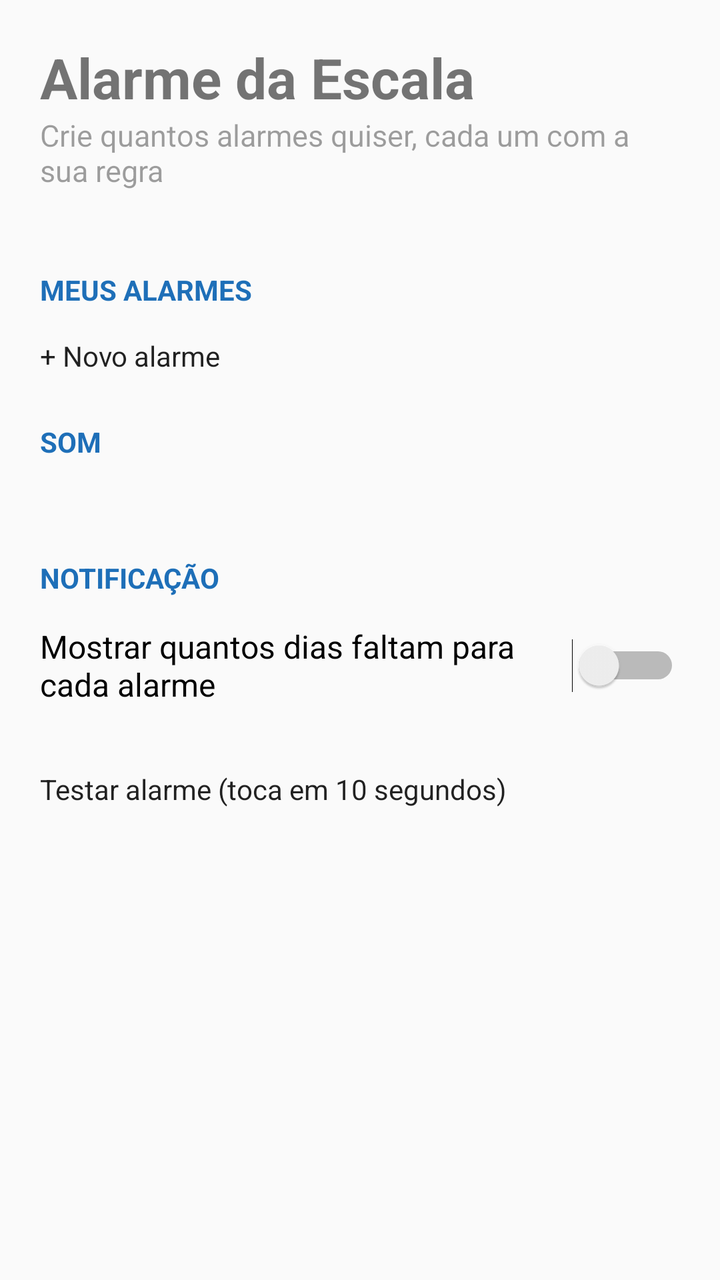
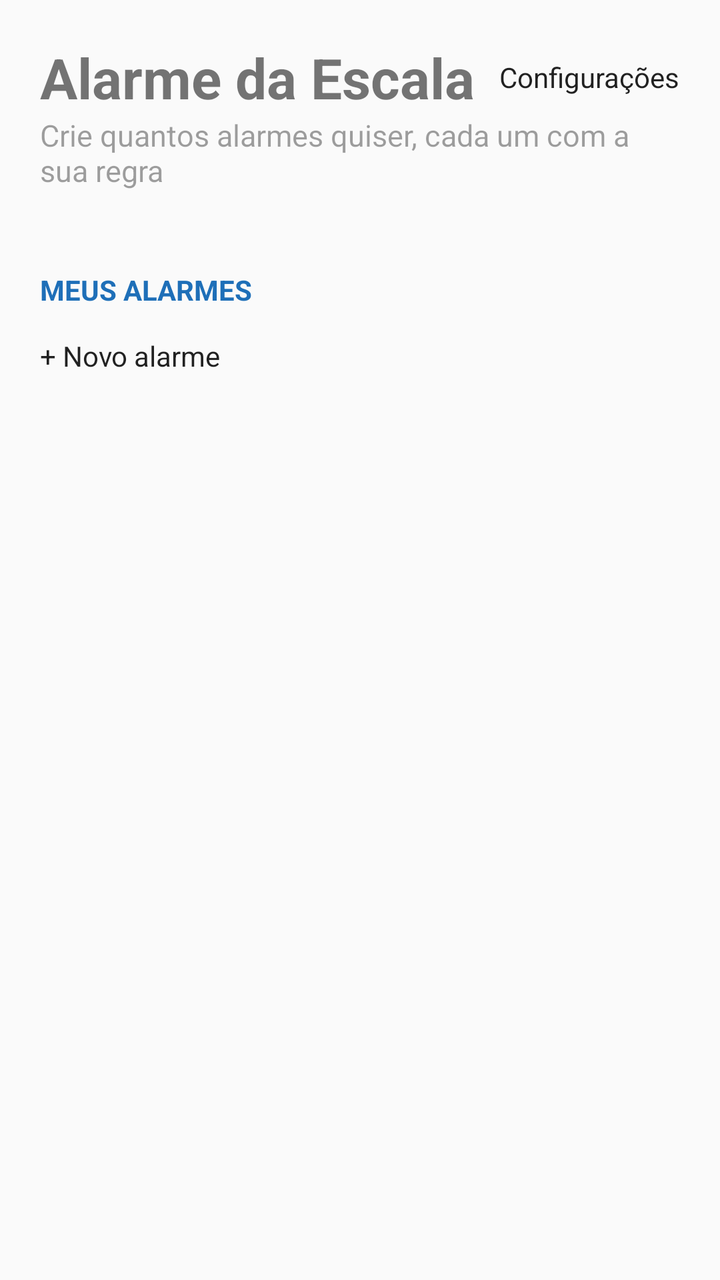

An Android layout rendered at two revisions. The XML below is the earlier revision; the diff shows what the commit changed to produce the second picture.
<!-- AndroidManifest.xml: application theme Tema -->
<!-- res/layout/activity_main.xml -->
<?xml version="1.0" encoding="utf-8"?>
<ScrollView xmlns:android="http://schemas.android.com/apk/res/android"
    android:layout_width="match_parent"
    android:layout_height="match_parent"
    android:fitsSystemWindows="true">

    <LinearLayout
        android:layout_width="match_parent"
        android:layout_height="wrap_content"
        android:orientation="vertical"
        android:padding="20dp">

        <TextView
            android:layout_width="wrap_content"
            android:layout_height="wrap_content"
            android:text="@string/app_name"
            android:textSize="28sp"
            android:textStyle="bold" />

        <TextView
            android:layout_width="wrap_content"
            android:layout_height="wrap_content"
            android:layout_marginBottom="16dp"
            android:alpha="0.7"
            android:text="Crie quantos alarmes quiser, cada um com a sua regra"
            android:textSize="15sp" />

        <LinearLayout
            android:id="@+id/avisos"
            android:layout_width="match_parent"
            android:layout_height="wrap_content"
            android:orientation="vertical" />

        <TextView
            style="@style/Titulo"
            android:text="Meus alarmes" />

        <LinearLayout
            android:id="@+id/lista"
            android:layout_width="match_parent"
            android:layout_height="wrap_content"
            android:orientation="vertical" />

        <Button
            android:id="@+id/btnNovo"
            android:layout_width="match_parent"
            android:layout_height="wrap_content"
            android:layout_marginTop="8dp"
            android:text="+ Novo alarme" />

        <TextView
            style="@style/Titulo"
            android:text="Som" />

        <Button
            android:id="@+id/btnSom"
            android:layout_width="match_parent"
            android:layout_height="wrap_content"
            android:gravity="start|center_vertical" />

        <TextView
            style="@style/Titulo"
            android:text="Notificação" />

        <Switch
            android:id="@+id/swContagem"
            android:layout_width="match_parent"
            android:layout_height="wrap_content"
            android:paddingVertical="8dp"
            android:text="Mostrar quantos dias faltam para cada alarme"
            android:textSize="16sp" />

        <Button
            android:id="@+id/btnTestar"
            android:layout_width="match_parent"
            android:layout_height="wrap_content"
            android:layout_marginTop="24dp"
            android:text="Testar alarme (toca em 10 segundos)" />
    </LinearLayout>
</ScrollView>
<!-- resources referenced by this layout -->
<resources>
  <string name="app_name">Alarme da Escala</string>
  <style name="Titulo">
          <item name="android:layout_width">wrap_content</item>
          <item name="android:layout_height">wrap_content</item>
          <item name="android:layout_marginTop">24dp</item>
          <item name="android:layout_marginBottom">6dp</item>
          <item name="android:textSize">14sp</item>
          <item name="android:textStyle">bold</item>
          <item name="android:textAllCaps">true</item>
          <item name="android:textColor">#1E6FB8</item>
      </style>
  <style name="Tema" parent="android:Theme.Material.Light.NoActionBar">
          <item name="android:colorPrimary">#1E6FB8</item>
          <item name="android:colorAccent">#1E6FB8</item>
          <item name="android:statusBarColor">#1E6FB8</item>
      </style>
</resources>

<!-- the commit's change to res/layout/activity_main.xml (unified diff, before → after) -->
@@ -10,12 +10,26 @@
         android:orientation="vertical"
         android:padding="20dp">
 
-        <TextView
-            android:layout_width="wrap_content"
+        <LinearLayout
+            android:layout_width="match_parent"
             android:layout_height="wrap_content"
-            android:text="@string/app_name"
-            android:textSize="28sp"
-            android:textStyle="bold" />
+            android:gravity="center_vertical"
+            android:orientation="horizontal">
+
+            <TextView
+                android:layout_width="0dp"
+                android:layout_height="wrap_content"
+                android:layout_weight="1"
+                android:text="@string/app_name"
+                android:textSize="28sp"
+                android:textStyle="bold" />
+
+            <Button
+                android:id="@+id/btnConfig"
+                android:layout_width="wrap_content"
+                android:layout_height="wrap_content"
+                android:text="Configurações" />
+        </LinearLayout>
 
         <TextView
             android:layout_width="wrap_content"
@@ -47,34 +61,5 @@
             android:layout_height="wrap_content"
             android:layout_marginTop="8dp"
             android:text="+ Novo alarme" />
-
-        <TextView
-            style="@style/Titulo"
-            android:text="Som" />
-
-        <Button
-            android:id="@+id/btnSom"
-            android:layout_width="match_parent"
-            android:layout_height="wrap_content"
-            android:gravity="start|center_vertical" />
-
-        <TextView
-            style="@style/Titulo"
-            android:text="Notificação" />
-
-        <Switch
-            android:id="@+id/swContagem"
-            android:layout_width="match_parent"
-            android:layout_height="wrap_content"
-            android:paddingVertical="8dp"
-            android:text="Mostrar quantos dias faltam para cada alarme"
-            android:textSize="16sp" />
-
-        <Button
-            android:id="@+id/btnTestar"
-            android:layout_width="match_parent"
-            android:layout_height="wrap_content"
-            android:layout_marginTop="24dp"
-            android:text="Testar alarme (toca em 10 segundos)" />
     </LinearLayout>
 </ScrollView>
